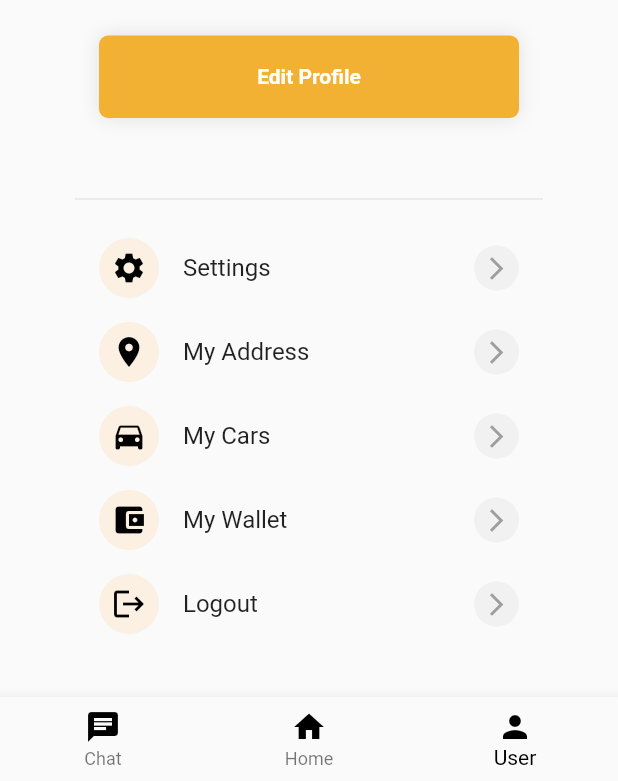
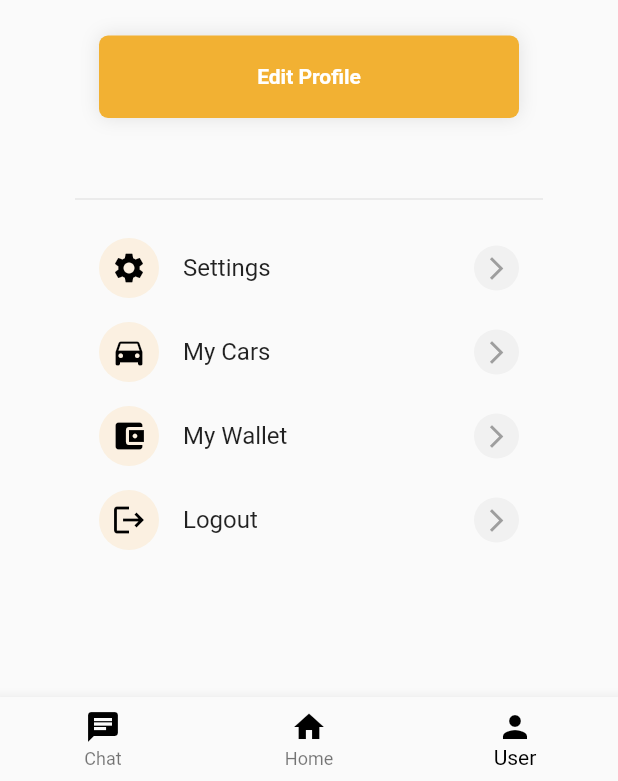
Before and after one commit to naderelzinyy/Carvice, a Flutter app: the ClientUserProfilePage screen opened by its route, on a phone screen of 412 x 824 dp, the part 455-1236 px from its top. Run offline on Flutter 3.47's test engine with Material 2 defaults, Android fonts, the phone set to English and light mode, and no system bars; our stand-ins replace get, jwt_decoder.

Commit message:
Remove my address button from client app.

```diff
--- a/flutter-app/lib/view/client/pages/userprofile_page.dart
+++ b/flutter-app/lib/view/client/pages/userprofile_page.dart
@@ -39,12 +39,6 @@ class ClientUserProfilePage extends StatelessWidget {
                   print("Settings btn pressed");
                   },
                 ),
-                ProfileMenu(title: 'My Address',
-                  icon:  Icons.location_on,
-                  onPress: () {
-                    print("Addresses btn pressed");
-                  },
-                ),
                 ProfileMenu(title: 'My Cars',
                   icon:  Icons.directions_car,
                   onPress: () {
```
